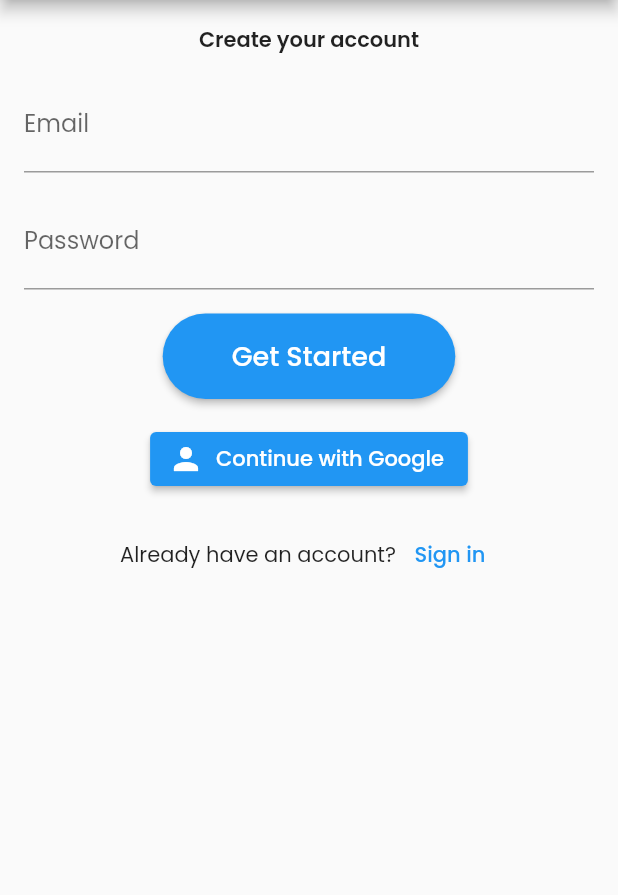
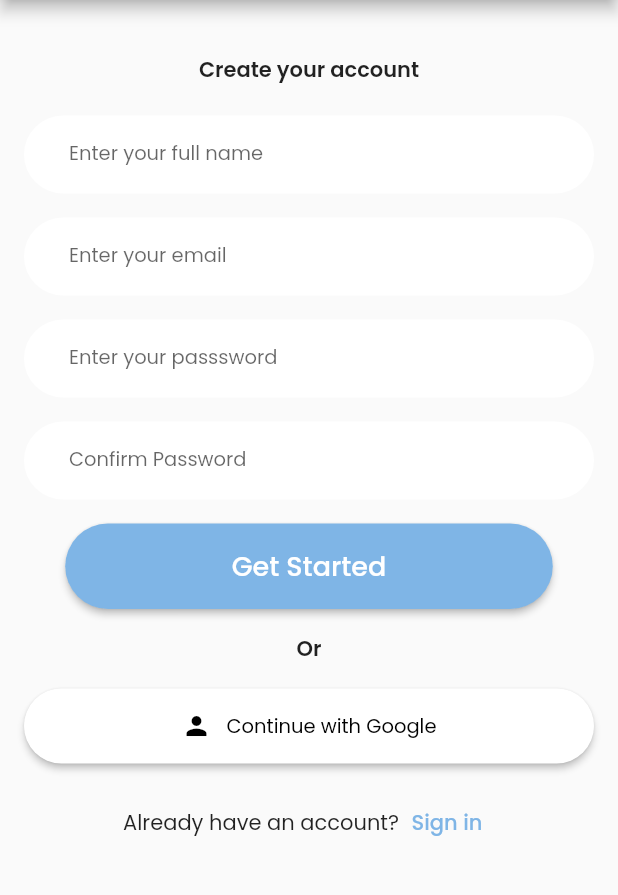
Before and after one commit to Black-Sigatoka/Frontend, a Flutter app: the RegisterScreen screen opened directly, on a phone screen of 412 x 824 dp, the part 84-979 px from its top. Run offline on Flutter 3.47's test engine with Material 2 defaults, Android fonts, the phone set to English and light mode, and no system bars; our stand-ins replace firebase_core; accounts and stored records are empty.

Commit message:
Update UI and functionality for registration screen.

```diff
--- a/lib/custom_widgets/custom_button.dart
+++ b/lib/custom_widgets/custom_button.dart
@@ -16,10 +16,14 @@ class CustomButton extends StatelessWidget {
         shape: RoundedRectangleBorder(
           borderRadius: BorderRadius.circular(30),
         ),
+        backgroundColor: Color.fromARGB(255, 127, 181, 230)
       ),
       onPressed: () => homeButtonPressed(context),
       child: Container(
-        padding: EdgeInsets.symmetric(horizontal: 30, vertical: 15),
+        padding: EdgeInsets.symmetric(
+          horizontal: 95,
+          vertical: 15
+        ),
         child: Text(
           'Get Started',
           style: TextStyle(
@@ -42,7 +46,7 @@ void homeButtonPressed(BuildContext context) {
   );
 }
 
-void loginButtonPressed(BuildContext context) {
+void registerButtonPressed(BuildContext context) {
   //logic for home button
   Navigator.push(
     context,
--- /dev/null
+++ b/lib/custom_widgets/custom_textformfield.dart
@@ -0,0 +1,33 @@
+// ignore_for_file: prefer_const_constructors, use_key_in_widget_constructors
+
+import 'package:flutter/material.dart';
+
+class CustomTextFormField extends StatelessWidget {
+  final String label;
+  final Function(String) onChanged;
+
+  const CustomTextFormField({
+    required this.label,
+    required this.onChanged,
+  });
+
+  @override
+  Widget build(BuildContext context) {
+    return TextFormField(
+      onChanged: onChanged,
+      decoration: InputDecoration(
+        labelText: label,
+        labelStyle: TextStyle(
+          fontSize: 13,
+        ),
+        contentPadding: EdgeInsets.symmetric(horizontal: 30, vertical: 15),
+        border: OutlineInputBorder(
+          borderRadius: BorderRadius.circular(30),
+          borderSide: BorderSide.none,
+        ),
+        filled: true,
+        fillColor: Colors.white,
+      ),
+    );
+  }
+}
--- a/lib/main.dart
+++ b/lib/main.dart
@@ -16,6 +16,7 @@ class MyApp extends StatelessWidget {
       title: 'Flutter Demo',
       theme: ThemeData(
         fontFamily: 'Poppins',
+
       ),
       home: const HomeScreen(),
     );
--- a/lib/screens/register_page.dart
+++ b/lib/screens/register_page.dart
@@ -1,14 +1,19 @@
 // ignore_for_file: prefer_const_constructors
 
 import 'package:black_sigatoka/custom_widgets/custom_button.dart';
+import 'package:black_sigatoka/custom_widgets/custom_textformfield.dart';
+import 'package:black_sigatoka/screens/home_page.dart';
 import 'package:flutter/material.dart';
 
 class RegisterScreen extends StatelessWidget {
   const RegisterScreen({super.key, required String title});
 
+  final String buttonText = 'Register';
+
   @override
   Widget build(BuildContext context) {
     return Scaffold(
+      //backgroundColor: Color.fromRGBO(217, 217, 217, 100),
       appBar: AppBar(
         backgroundColor: Colors.white,
         title: Row(
@@ -25,10 +30,9 @@ class RegisterScreen extends StatelessWidget {
                 'Register'.toUpperCase(),
                 textAlign: TextAlign.center,
                 style: TextStyle(
-                  fontSize: 18,
-                  fontWeight: FontWeight.bold,
-                  color: Colors.black
-                ),
+                    fontSize: 18,
+                    fontWeight: FontWeight.bold,
+                    color: Colors.black),
               ),
             ),
           ],
@@ -39,6 +43,7 @@ class RegisterScreen extends StatelessWidget {
         child: Column(
           crossAxisAlignment: CrossAxisAlignment.center,
           children: [
+            SizedBox(height: 20),
             Text(
               'Create your account',
               style: TextStyle(
@@ -46,43 +51,87 @@ class RegisterScreen extends StatelessWidget {
                 fontWeight: FontWeight.w600,
               ),
             ),
-            SizedBox(height: 16),
-            TextFormField(
-              decoration: InputDecoration(
-                labelText: 'Email',
-              ),
+            SizedBox(height: 20),
+            CustomTextFormField(
+              label: 'Enter your full name',
+              onChanged: (value) {
+                //handles changes to the text form field
+              },
             ),
             SizedBox(height: 16),
-            TextFormField(
-              decoration: InputDecoration(
-                labelText: 'Password',
-              ),
-              obscureText: true,
+            CustomTextFormField(
+              label: 'Enter your email',
+              onChanged: (value) {},
+            ),
+            SizedBox(height: 16),
+            CustomTextFormField(
+              label: 'Enter your passsword',
+              onChanged: (value) {},
+            ),
+            SizedBox(height: 16),
+            CustomTextFormField(
+              label: 'Confirm Password',
+              onChanged: (value) {},
             ),
             SizedBox(height: 16),
             CustomButton(
-              text: 'Register',
-              onPressed: loginButtonPressed
+              text: buttonText,
+              onPressed: registerButtonPressed,
+            ),
+            SizedBox(height: 16),
+            Text(
+              'Or',
+              style: TextStyle(fontSize: 14, fontWeight: FontWeight.w600),
+            ),
+            SizedBox(height: 16),
+            ElevatedButton(
+              style: ElevatedButton.styleFrom(
+                  shape: RoundedRectangleBorder(
+                      borderRadius: BorderRadius.circular(30)),
+                  backgroundColor: Colors.white),
+              onPressed: () => homeButtonPressed(context),
+              child: Container(
+                padding: EdgeInsets.symmetric(
+                  horizontal: 45,
+                  vertical: 15,
+                ),
+                child: Row(
+                  mainAxisAlignment: MainAxisAlignment.center,
+                  children: const [
+                    Icon(
+                      Icons.person,
+                      size: 20,
+                      color: Colors.black,
+                    ),
+                    SizedBox(width: 10),
+                    Text(
+                      'Continue with Google',
+                      style: TextStyle(
+                          fontSize: 13,
+                          color: Colors.black,
+                          fontWeight: FontWeight.normal),
+                    ),
+                  ],
+                ),
               ),
-            SizedBox(height: 16),
-            ElevatedButton.icon(
-              onPressed: () {
-                // Continue with Google button logic
-              },
-              icon: Icon(Icons.person),
-              label: Text('Continue with Google'),
             ),
             SizedBox(height: 16),
             Row(
               mainAxisAlignment: MainAxisAlignment.center,
               children: [
-                Text('Already have an account?'),
-                SizedBox(width: 4),
+                Text(
+                  'Already have an account?',
+                  style: TextStyle(fontSize: 14, fontWeight: FontWeight.normal),
+                ),
                 TextButton(
                   onPressed: () {
-                    // Sign in link logic
+                    Navigator.push(context,
+                        MaterialPageRoute(builder: (context) => HomeScreen()));
                   },
-                  child: Text('Sign in'),
+                  child: Text(
+                    'Sign in',
+                    style: TextStyle(color: Color.fromARGB(255, 127, 181, 230)),
+                  ),
                 ),
               ],
             ),
```
